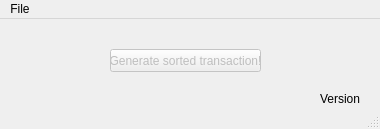
Old version of the form SortVBTransactions-src/SortVBTransactions/mainwindow.ui in the repository Railus/SortVBTransactions.
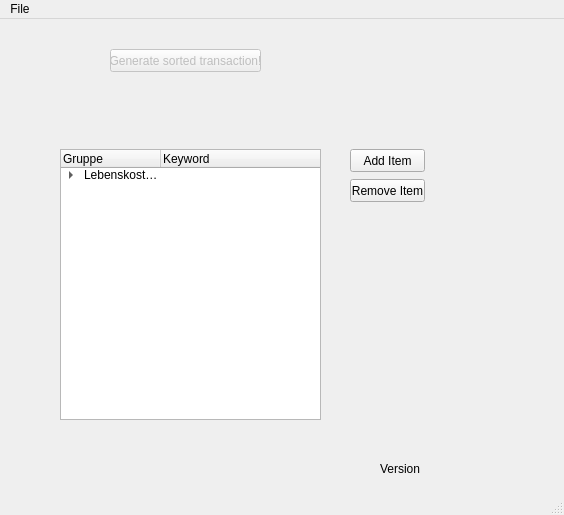
New version of the form.

Commit message: Added QTreeView and two buttons to add/remove items

```diff
--- a/SortVBTransactions-src/SortVBTransactions/mainwindow.ui
+++ b/SortVBTransactions-src/SortVBTransactions/mainwindow.ui
@@ -6,8 +6,8 @@
    <rect>
     <x>0</x>
     <y>0</y>
-    <width>380</width>
-    <height>129</height>
+    <width>564</width>
+    <height>515</height>
    </rect>
   </property>
   <property name="windowTitle">
@@ -36,8 +36,8 @@
    <widget class="QLabel" name="label">
     <property name="geometry">
      <rect>
-      <x>320</x>
-      <y>70</y>
+      <x>380</x>
+      <y>440</y>
       <width>61</width>
       <height>20</height>
      </rect>
@@ -46,13 +46,78 @@
      <string>Version</string>
     </property>
    </widget>
+   <widget class="QTreeWidget" name="treeWidget">
+    <property name="geometry">
+     <rect>
+      <x>60</x>
+      <y>130</y>
+      <width>261</width>
+      <height>271</height>
+     </rect>
+    </property>
+    <column>
+     <property name="text">
+      <string>Gruppe</string>
+     </property>
+    </column>
+    <column>
+     <property name="text">
+      <string>Keyword</string>
+     </property>
+    </column>
+    <item>
+     <property name="text">
+      <string>Lebenskosten</string>
+     </property>
+     <property name="text">
+      <string/>
+     </property>
+     <item>
+      <property name="text">
+       <string>Einkaufen</string>
+      </property>
+      <property name="text">
+       <string>Edeka</string>
+      </property>
+      <property name="flags">
+       <set>ItemIsSelectable|ItemIsEditable|ItemIsDragEnabled|ItemIsDropEnabled|ItemIsUserCheckable|ItemIsEnabled</set>
+      </property>
+     </item>
+    </item>
+   </widget>
+   <widget class="QPushButton" name="addButton">
+    <property name="geometry">
+     <rect>
+      <x>350</x>
+      <y>130</y>
+      <width>75</width>
+      <height>23</height>
+     </rect>
+    </property>
+    <property name="text">
+     <string>Add Item</string>
+    </property>
+   </widget>
+   <widget class="QPushButton" name="removeButton">
+    <property name="geometry">
+     <rect>
+      <x>350</x>
+      <y>160</y>
+      <width>75</width>
+      <height>23</height>
+     </rect>
+    </property>
+    <property name="text">
+     <string>Remove Item</string>
+    </property>
+   </widget>
   </widget>
   <widget class="QMenuBar" name="menubar">
    <property name="geometry">
     <rect>
      <x>0</x>
      <y>0</y>
-     <width>380</width>
+     <width>564</width>
      <height>21</height>
     </rect>
    </property>
```
The commit also changes 4 other files.
